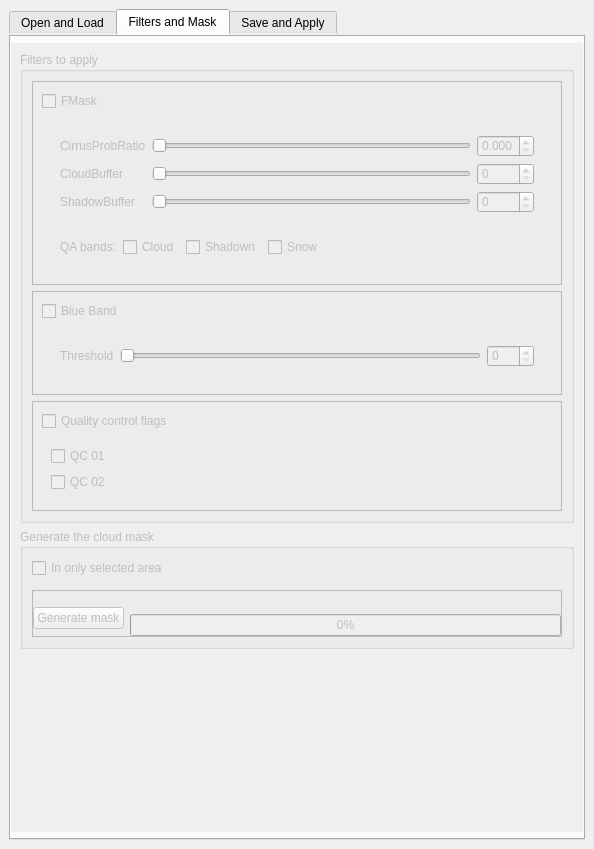
SMByC/CloudMasking, file ui/cloud_masking_dockwidget_base.ui: the form before one commit.
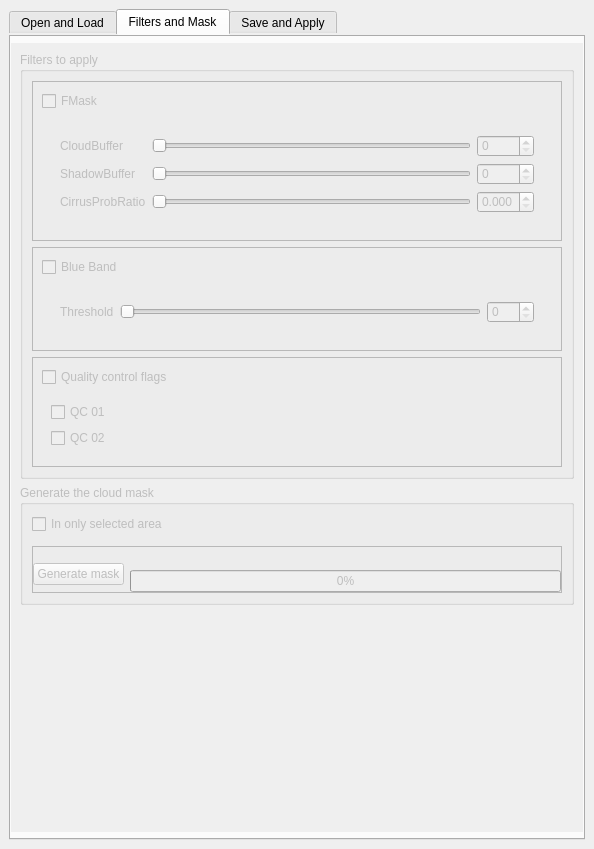
The form after the commit. Custom widgets are drawn as their Qt base class.

```diff
--- a/ui/cloud_masking_dockwidget_base.ui
+++ b/ui/cloud_masking_dockwidget_base.ui
@@ -316,8 +316,8 @@
             <rect>
              <x>0</x>
              <y>0</y>
-             <width>560</width>
-             <height>767</height>
+             <width>580</width>
+             <height>759</height>
             </rect>
            </property>
            <layout class="QVBoxLayout" name="verticalLayout">
@@ -545,14 +545,14 @@
                           </property>
                          </widget>
                         </item>
-                        <item row="0" column="0">
+                        <item row="4" column="0">
                          <widget class="QLabel" name="label_12">
                           <property name="text">
                            <string>CirrusProbRatio</string>
                           </property>
                          </widget>
                         </item>
-                        <item row="0" column="1">
+                        <item row="4" column="1">
                          <widget class="QSlider" name="horizontalSlider_CPR">
                           <property name="maximum">
                            <number>1000</number>
@@ -565,7 +565,7 @@
                           </property>
                          </widget>
                         </item>
-                        <item row="0" column="2">
+                        <item row="4" column="2">
                          <widget class="QDoubleSpinBox" name="doubleSpinBox_CPR">
                           <property name="decimals">
                            <number>3</number>
@@ -581,53 +581,6 @@
                        </layout>
                       </widget>
                      </item>
-                     <item>
-                      <widget class="QWidget" name="widget_FMask_02" native="true">
-                       <layout class="QHBoxLayout" name="horizontalLayout_2">
-                        <item>
-                         <widget class="QLabel" name="label_3">
-                          <property name="text">
-                           <string>QA bands:</string>
-                          </property>
-                         </widget>
-                        </item>
-                        <item>
-                         <widget class="QCheckBox" name="checkBox_2">
-                          <property name="text">
-                           <string>Cloud</string>
-                          </property>
-                         </widget>
-                        </item>
-                        <item>
-                         <widget class="QCheckBox" name="checkBox_3">
-                          <property name="text">
-                           <string>Shadown</string>
-                          </property>
-                         </widget>
-                        </item>
-                        <item>
-                         <widget class="QCheckBox" name="checkBox">
-                          <property name="text">
-                           <string>Snow</string>
-                          </property>
-                         </widget>
-                        </item>
-                        <item>
-                         <spacer name="horizontalSpacer">
-                          <property name="orientation">
-                           <enum>Qt::Horizontal</enum>
-                          </property>
-                          <property name="sizeHint" stdset="0">
-                           <size>
-                            <width>40</width>
-                            <height>20</height>
-                           </size>
-                          </property>
-                         </spacer>
-                        </item>
-                       </layout>
-                      </widget>
-                     </item>
                     </layout>
                    </widget>
                   </item>
```
Left out of the diff: 28 changed lines with no effect on the pictures.
